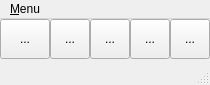
Qt form hmi_tester/hmitestercontrol.ui (pedromateo/openhmitester) before a commit.
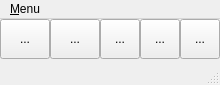
The same form after that commit. Icons and pictures are not drawn.

```diff
--- a/hmi_tester/hmitestercontrol.ui
+++ b/hmi_tester/hmitestercontrol.ui
@@ -9,7 +9,7 @@
    <rect>
     <x>0</x>
     <y>0</y>
-    <width>210</width>
+    <width>220</width>
     <height>85</height>
    </rect>
   </property>
@@ -27,7 +27,7 @@
   </property>
   <property name="maximumSize">
    <size>
-    <width>210</width>
+    <width>220</width>
     <height>85</height>
    </size>
   </property>
@@ -77,7 +77,7 @@
    </property>
    <property name="maximumSize">
     <size>
-     <width>210</width>
+     <width>220</width>
      <height>40</height>
     </size>
    </property>
@@ -139,7 +139,7 @@
      <widget class="QToolButton" name="tb_play">
       <property name="minimumSize">
        <size>
-        <width>40</width>
+        <width>50</width>
         <height>40</height>
        </size>
       </property>
@@ -243,7 +243,7 @@
     <rect>
      <x>0</x>
      <y>0</y>
-     <width>210</width>
+     <width>220</width>
      <height>23</height>
     </rect>
    </property>
```
